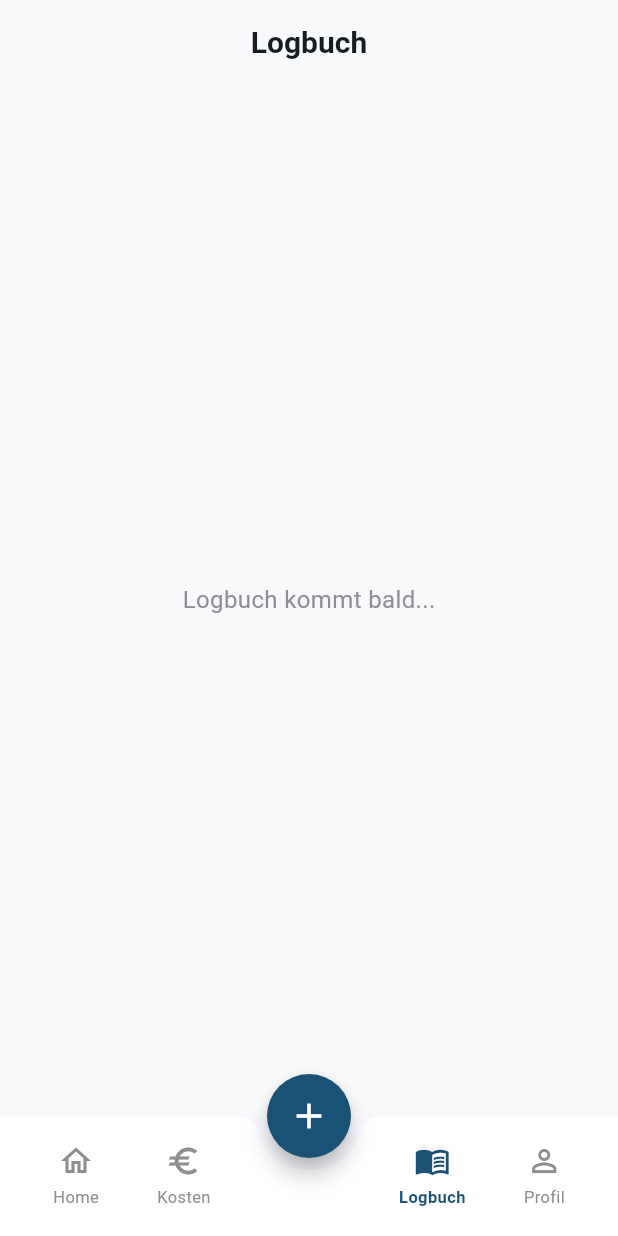
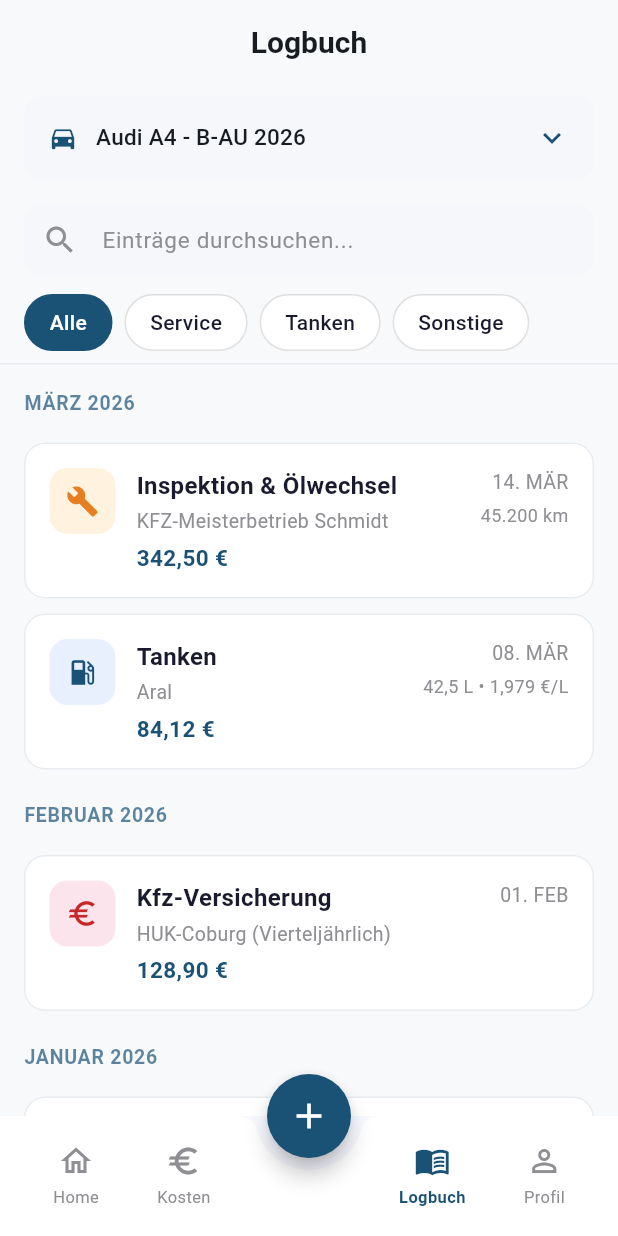
Before and after one commit to FastFluxCore/fahrzeugverwaltung, a Flutter app: the screen it shows once a user with an empty profile is signed in, item 3 of the bottom bar chosen, on a phone screen of 412 x 824 dp. Run offline on Flutter 3.47's test engine with Material 3 defaults, Android fonts, the phone set to English and light mode, and no system bars; our stand-ins replace firebase_auth, firebase_core, fl_chart; accounts and stored records are empty; network calls fail; statements that could not run were skipped.

Commit message:
Add logbook screen with search, filters and monthly grouping (#15)

```diff
--- a/lib/screens/app_shell.dart
+++ b/lib/screens/app_shell.dart
@@ -2,6 +2,7 @@ import 'package:flutter/material.dart';
 import '../models/vehicle.dart';
 import 'cost_screen.dart';
 import 'dashboard_screen.dart';
+import 'logbook_screen.dart';
 
 class AppShell extends StatefulWidget {
   const AppShell({super.key});
@@ -156,7 +157,11 @@ class _AppShellState extends State<AppShell> {
         onVehicleChanged: _onVehicleChanged,
       ),
       const SizedBox.shrink(), // Placeholder for FAB
-      const _PlaceholderScreen(title: 'Logbuch'),
+      LogbookScreen(
+        vehicles: _vehicles,
+        selectedVehicle: _selectedVehicle,
+        onVehicleChanged: _onVehicleChanged,
+      ),
       const _PlaceholderScreen(title: 'Profil'),
     ];
 
--- /dev/null
+++ b/lib/screens/logbook_screen.dart
@@ -0,0 +1,407 @@
+import 'package:flutter/material.dart';
+import '../models/entry.dart';
+import '../models/vehicle.dart';
+import '../widgets/vehicle_selector.dart';
+
+class LogbookScreen extends StatefulWidget {
+  final List<Vehicle> vehicles;
+  final Vehicle selectedVehicle;
+  final ValueChanged<Vehicle?> onVehicleChanged;
+
+  const LogbookScreen({
+    super.key,
+    required this.vehicles,
+    required this.selectedVehicle,
+    required this.onVehicleChanged,
+  });
+
+  @override
+  State<LogbookScreen> createState() => _LogbookScreenState();
+}
+
+class _LogbookScreenState extends State<LogbookScreen> {
+  int _selectedFilter = 0;
+  final List<String> _filters = ['Alle', 'Service', 'Tanken', 'Sonstige'];
+  final TextEditingController _searchController = TextEditingController();
+
+  // TODO: Replace with Firestore data
+  final List<Entry> _entries = [
+    Entry(
+      id: '1',
+      type: EntryType.service,
+      date: DateTime(2026, 3, 14),
+      cost: 342.50,
+      mileage: 45200,
+      description: 'Inspektion & Ölwechsel',
+      subtitle: 'KFZ-Meisterbetrieb Schmidt',
+      serviceType: 'Inspektion',
+      workshop: 'KFZ-Meisterbetrieb Schmidt',
+    ),
+    Entry(
+      id: '2',
+      type: EntryType.fuel,
+      date: DateTime(2026, 3, 8),
+      cost: 84.12,
+      description: 'Tanken',
+      subtitle: 'Aral',
+      liters: 42.5,
+      pricePerLiter: 1.979,
+      station: 'Aral',
+    ),
+    Entry(
+      id: '3',
+      type: EntryType.otherCost,
+      date: DateTime(2026, 2, 1),
+      cost: 128.90,
+      description: 'Kfz-Versicherung',
+      subtitle: 'HUK-Coburg (Vierteljährlich)',
+      category: 'Versicherung',
+      interval: 'vierteljährlich',
+    ),
+    Entry(
+      id: '4',
+      type: EntryType.fuel,
+      date: DateTime(2026, 1, 22),
+      cost: 76.55,
+      description: 'Tanken',
+      subtitle: 'Shell',
+      liters: 38.7,
+      pricePerLiter: 1.979,
+      station: 'Shell',
+    ),
+    Entry(
+      id: '5',
+      type: EntryType.fuel,
+      date: DateTime(2026, 1, 24),
+      cost: 65.30,
+      description: 'Tanken',
+      subtitle: 'Total',
+      liters: 33.1,
+      pricePerLiter: 1.972,
+      station: 'Total',
+    ),
+  ];
+
+  List<Entry> get _filteredEntries {
+    var entries = _entries;
+    if (_selectedFilter == 1) {
+      entries = entries.where((e) => e.type == EntryType.service).toList();
+    } else if (_selectedFilter == 2) {
+      entries = entries.where((e) => e.type == EntryType.fuel).toList();
+    } else if (_selectedFilter == 3) {
+      entries = entries.where((e) => e.type == EntryType.otherCost).toList();
+    }
+
+    final query = _searchController.text.toLowerCase();
+    if (query.isNotEmpty) {
+      entries = entries
+          .where((e) =>
+              e.description.toLowerCase().contains(query) ||
+              (e.subtitle?.toLowerCase().contains(query) ?? false))
+          .toList();
+    }
+
+    entries.sort((a, b) => b.date.compareTo(a.date));
+    return entries;
+  }
+
+  Map<String, List<Entry>> get _groupedEntries {
+    final map = <String, List<Entry>>{};
+    for (final entry in _filteredEntries) {
+      final key = _monthYearKey(entry.date);
+      map.putIfAbsent(key, () => []).add(entry);
+    }
+    return map;
+  }
+
+  @override
+  void dispose() {
+    _searchController.dispose();
+    super.dispose();
+  }
+
+  @override
+  Widget build(BuildContext context) {
+    final grouped = _groupedEntries;
+
+    return Scaffold(
+      backgroundColor: const Color(0xFFF8F9FB),
+      appBar: AppBar(
+        title: const Text(
+          'Logbuch',
+          style: TextStyle(fontWeight: FontWeight.bold, fontSize: 20),
+        ),
+        centerTitle: true,
+        backgroundColor: const Color(0xFFF8F9FB),
+        elevation: 0,
+        scrolledUnderElevation: 0,
+      ),
+      body: Column(
+        children: [
+          VehicleSelector(
+            selectedVehicle: widget.selectedVehicle,
+            vehicles: widget.vehicles,
+            onChanged: widget.onVehicleChanged,
+          ),
+          const SizedBox(height: 8),
+          // Search field
+          Padding(
+            padding: const EdgeInsets.symmetric(horizontal: 16),
+            child: TextField(
+              controller: _searchController,
+              onChanged: (_) => setState(() {}),
+              decoration: InputDecoration(
+                hintText: 'Einträge durchsuchen...',
+                hintStyle: const TextStyle(
+                  color: Color(0xFF8E8E93),
+                  fontSize: 15,
+                ),
+                prefixIcon: const Icon(Icons.search, color: Color(0xFF8E8E93)),
+                filled: true,
+                fillColor: const Color(0xFFF5F7FA),
+                border: OutlineInputBorder(
+                  borderRadius: BorderRadius.circular(12),
+                  borderSide: BorderSide.none,
+                ),
+                contentPadding: const EdgeInsets.symmetric(vertical: 12),
+              ),
+            ),
+          ),
+          const SizedBox(height: 12),
+          // Filter chips
+          Padding(
+            padding: const EdgeInsets.symmetric(horizontal: 16),
+            child: Row(
+              children: List.generate(_filters.length, (index) {
+                final isSelected = _selectedFilter == index;
+                return Padding(
+                  padding: const EdgeInsets.only(right: 8),
+                  child: GestureDetector(
+                    onTap: () => setState(() => _selectedFilter = index),
+                    child: Container(
+                      padding: const EdgeInsets.symmetric(
+                          horizontal: 16, vertical: 8),
+                      decoration: BoxDecoration(
+                        color: isSelected
+                            ? const Color(0xFF1A5276)
+                            : Colors.white,
+                        borderRadius: BorderRadius.circular(20),
+                        border: Border.all(
+                          color: isSelected
+                              ? const Color(0xFF1A5276)
+                              : const Color(0xFFE0E0E0),
+                        ),
+                      ),
+                      child: Text(
+                        _filters[index],
+                        style: TextStyle(
+                          fontSize: 14,
+                          fontWeight: FontWeight.w500,
+                          color: isSelected
+                              ? Colors.white
+                              : const Color(0xFF1A1A2E),
+                        ),
+                      ),
+                    ),
+                  ),
+                );
+              }),
+            ),
+          ),
+          const SizedBox(height: 8),
+          const Divider(height: 1, color: Color(0xFFE8ECF0)),
+          // Timeline entries
+          Expanded(
+            child: grouped.isEmpty
+                ? const Center(
+                    child: Text(
+                      'Keine Einträge gefunden',
+                      style: TextStyle(fontSize: 15, color: Color(0xFF8E8E93)),
+                    ),
+                  )
+                : ListView.builder(
+                    padding: const EdgeInsets.only(bottom: 80),
+                    itemCount: grouped.length,
+                    itemBuilder: (context, index) {
+                      final monthKey = grouped.keys.elementAt(index);
+                      final entries = grouped[monthKey]!;
+                      return _buildMonthSection(monthKey, entries);
+                    },
+                  ),
+          ),
+        ],
+      ),
+    );
+  }
+
+  Widget _buildMonthSection(String monthKey, List<Entry> entries) {
+    return Column(
+      crossAxisAlignment: CrossAxisAlignment.start,
+      children: [
+        Padding(
+          padding: const EdgeInsets.fromLTRB(16, 16, 16, 12),
+          child: Text(
+            monthKey,
+            style: TextStyle(
+              fontSize: 13,
+              fontWeight: FontWeight.w700,
+              color: const Color(0xFF1A5276).withValues(alpha: 0.7),
+              letterSpacing: 0.5,
+            ),
+          ),
+        ),
+        ...entries.map((entry) => _buildTimelineEntry(entry)),
+      ],
+    );
+  }
+
+  Widget _buildTimelineEntry(Entry entry) {
+    return Padding(
+      padding: const EdgeInsets.symmetric(horizontal: 16, vertical: 5),
+      child: InkWell(
+        onTap: () {
+          // TODO: Open detail view
+        },
+        borderRadius: BorderRadius.circular(14),
+        child: Container(
+          padding: const EdgeInsets.all(16),
+          decoration: BoxDecoration(
+            color: Colors.white,
+            borderRadius: BorderRadius.circular(14),
+            border: Border.all(color: const Color(0xFFE8ECF0)),
+          ),
+          child: Row(
+            crossAxisAlignment: CrossAxisAlignment.start,
+            children: [
+              _buildEntryIcon(entry),
+              const SizedBox(width: 14),
+              Expanded(
+                child: Column(
+                  crossAxisAlignment: CrossAxisAlignment.start,
+                  children: [
+                    Text(
+                      entry.description,
+                      style: const TextStyle(
+                        fontSize: 16,
+                        fontWeight: FontWeight.w600,
+                        color: Color(0xFF1A1A2E),
+                      ),
+                    ),
+                    const SizedBox(height: 3),
+                    if (entry.subtitle != null)
+                      Text(
+                        entry.subtitle!,
+                        style: const TextStyle(
+                          fontSize: 13,
+                          color: Color(0xFF8E8E93),
+                        ),
+                      ),
+                    const SizedBox(height: 4),
+                    Text(
+                      '${entry.cost.toStringAsFixed(2).replaceAll('.', ',')} €',
+                      style: const TextStyle(
+                        fontSize: 15,
+                        fontWeight: FontWeight.w700,
+                        color: Color(0xFF1A5276),
+                      ),
+                    ),
+                  ],
+                ),
+              ),
+              Column(
+                crossAxisAlignment: CrossAxisAlignment.end,
+                children: [
+                  Text(
+                    _formatDateShort(entry.date),
+                    style: const TextStyle(
+                      fontSize: 13,
+                      color: Color(0xFF8E8E93),
+                    ),
+                  ),
+                  if (entry.mileage != null)
+                    Padding(
+                      padding: const EdgeInsets.only(top: 4),
+                      child: Text(
+                        '${_formatNumber(entry.mileage!)} km',
+                        style: const TextStyle(
+                          fontSize: 12,
+                          color: Color(0xFF8E8E93),
+                        ),
+                      ),
+                    ),
+                  if (entry.type == EntryType.fuel && entry.liters != null)
+                    Padding(
+                      padding: const EdgeInsets.only(top: 4),
+                      child: Text(
+                        '${entry.liters!.toStringAsFixed(1).replaceAll('.', ',')} L • ${entry.pricePerLiter?.toStringAsFixed(3).replaceAll('.', ',')} €/L',
+                        style: const TextStyle(
+                          fontSize: 12,
+                          color: Color(0xFF8E8E93),
+                        ),
+                      ),
+                    ),
+                ],
+              ),
+            ],
+          ),
+        ),
+      ),
+    );
+  }
+
+  Widget _buildEntryIcon(Entry entry) {
+    final (Color bg, Color fg, IconData icon) = switch (entry.type) {
+      EntryType.fuel => (
+          const Color(0xFFE8F0FE),
+          const Color(0xFF1A5276),
+          Icons.local_gas_station,
+        ),
+      EntryType.service => (
+          const Color(0xFFFFF3E0),
+          const Color(0xFFE67E22),
+          Icons.build,
+        ),
+      EntryType.otherCost => (
+          const Color(0xFFFCE4EC),
+          const Color(0xFFC62828),
+          Icons.euro,
+        ),
+    };
+
+    return Container(
+      width: 44,
+      height: 44,
+      decoration: BoxDecoration(
+        color: bg,
+        borderRadius: BorderRadius.circular(12),
+      ),
+      child: Icon(icon, color: fg, size: 22),
+    );
+  }
+
+  String _formatDateShort(DateTime date) {
+    const months = [
+      'JAN', 'FEB', 'MÄR', 'APR', 'MAI', 'JUN',
+      'JUL', 'AUG', 'SEP', 'OKT', 'NOV', 'DEZ',
+    ];
+    return '${date.day.toString().padLeft(2, '0')}. ${months[date.month - 1]}';
+  }
+
+  String _monthYearKey(DateTime date) {
+    const months = [
+      'JANUAR', 'FEBRUAR', 'MÄRZ', 'APRIL', 'MAI', 'JUNI',
+      'JULI', 'AUGUST', 'SEPTEMBER', 'OKTOBER', 'NOVEMBER', 'DEZEMBER',
+    ];
+    return '${months[date.month - 1]} ${date.year}';
+  }
+
+  String _formatNumber(int number) {
+    final str = number.toString();
+    final buffer = StringBuffer();
+    for (var i = 0; i < str.length; i++) {
+      if (i > 0 && (str.length - i) % 3 == 0) buffer.write('.');
+      buffer.write(str[i]);
+    }
+    return buffer.toString();
+  }
+}
```
